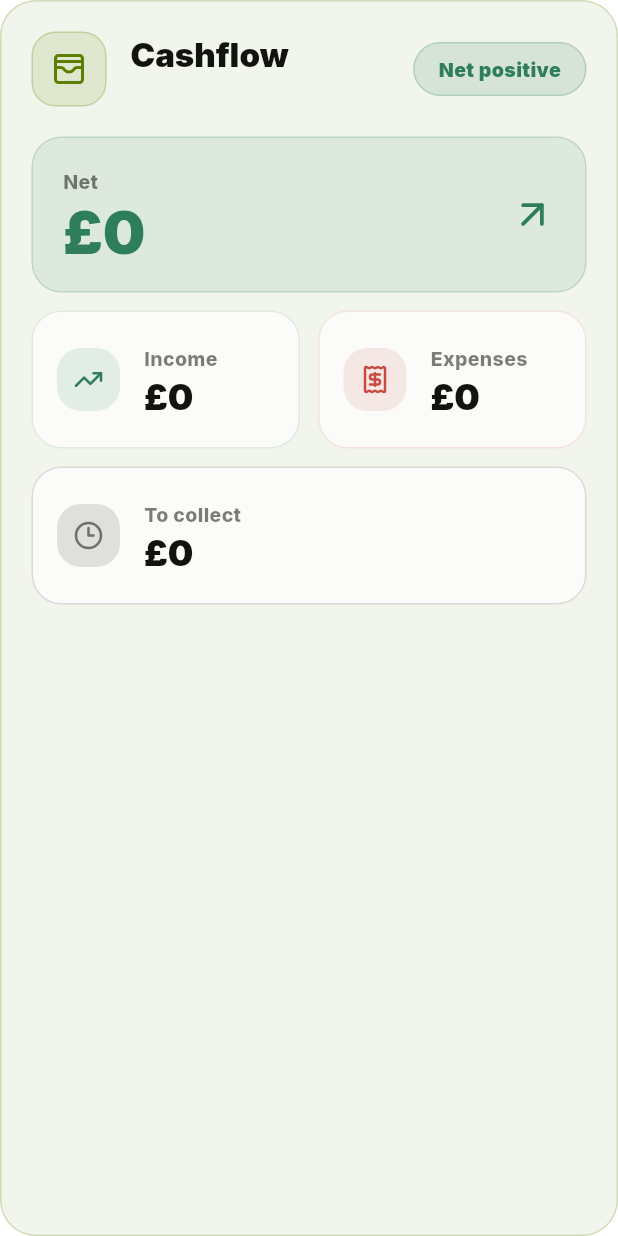
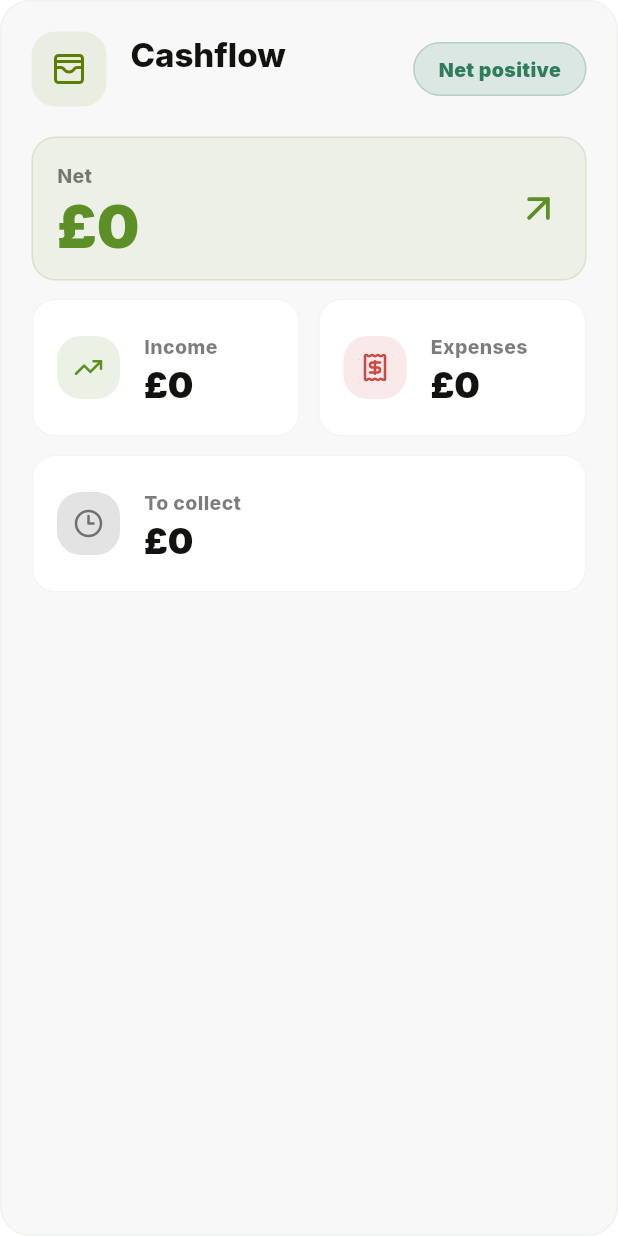
Before and after one commit to Slateapp789/Slate, a Flutter app: the MoneySnapshot widget shown alone on an empty page, opened directly with empty values, on a phone screen of 412 x 824 dp. Run offline on Flutter 3.47's test engine with Material 3 defaults, Android fonts, the phone set to English and light mode, and no system bars; our stand-ins replace flutter_riverpod, go_router, google_fonts, lucide_icons, supabase_flutter; accounts and stored records are empty; network calls fail; statements that could not run were skipped.

Commit message:
Calm money summary surfaces

```diff
--- a/lib/features/finance/finance_screen.dart
+++ b/lib/features/finance/finance_screen.dart
@@ -96,7 +96,7 @@
             ref.invalidate(dashboardRevenueProvider);
             ref.invalidate(clientCrmRecordsProvider);
           },
-          color: AppColors.green,
+          color: AppColors.accentPrimary,
           child: ListView(
             controller: _scrollController,
             padding: const EdgeInsets.fromLTRB(
--- a/lib/features/finance/widgets/money_summary_widgets.dart
+++ b/lib/features/finance/widgets/money_summary_widgets.dart
@@ -24,7 +24,8 @@
     return SlateSurface(
       padding: const EdgeInsets.all(6),
       radius: AppRadius.pill,
-      color: AppColors.bgInteract,
+      color: AppColors.t1.withValues(alpha: 0.028),
+      borderColor: AppColors.border.withValues(alpha: 0.54),
       child: Row(
         children: [
           _periodOption('Week', FinancePeriod.week),
@@ -46,11 +47,13 @@
           height: 36,
           alignment: Alignment.center,
           decoration: BoxDecoration(
-            color: active ? AppColors.bgRaised : Colors.transparent,
+            color: active
+                ? AppColors.accentPrimaryStrong.withValues(alpha: 0.34)
+                : Colors.transparent,
             borderRadius: BorderRadius.circular(AppRadius.pill),
             border: Border.all(
               color: active
-                  ? AppColors.t1.withValues(alpha: 0.08)
+                  ? AppColors.accentPrimaryStrong.withValues(alpha: 0.54)
                   : Colors.transparent,
             ),
           ),
@@ -60,7 +63,7 @@
             overflow: TextOverflow.ellipsis,
             style: TextStyle(
               fontSize: 12,
-              fontWeight: FontWeight.w900,
+              fontWeight: FontWeight.w800,
               color: active ? AppColors.t1 : AppColors.t3,
             ),
           ),
@@ -80,9 +83,9 @@
     final netPositive = summary.profit >= 0;
     return SlateSurface(
       padding: const EdgeInsets.all(AppSpacing.lg),
-      radius: AppRadius.xl,
-      color: AppColors.modFinance.withValues(alpha: 0.08),
-      borderColor: AppColors.modFinance.withValues(alpha: 0.22),
+      radius: AppRadius.lg,
+      color: AppColors.t1.withValues(alpha: 0.028),
+      borderColor: AppColors.border.withValues(alpha: 0.54),
       child: Column(
         crossAxisAlignment: CrossAxisAlignment.start,
         children: [
@@ -92,11 +95,8 @@
                 width: 50,
                 height: 50,
                 decoration: BoxDecoration(
-                  color: AppColors.modFinance.withValues(alpha: 0.12),
+                  color: AppColors.modFinance.withValues(alpha: 0.09),
                   borderRadius: BorderRadius.circular(AppRadius.md),
-                  border: Border.all(
-                    color: AppColors.modFinance.withValues(alpha: 0.22),
-                  ),
                 ),
                 child: const Icon(
                   LucideIcons.walletCards,
@@ -114,7 +114,7 @@
                       style: TextStyle(
                         color: AppColors.t1,
                         fontSize: 22,
-                        fontWeight: FontWeight.w900,
+                        fontWeight: FontWeight.w800,
                         letterSpacing: 0,
                       ),
                     ),
@@ -123,7 +123,7 @@
                       style: const TextStyle(
                         color: AppColors.t3,
                         fontSize: 14,
-                        fontWeight: FontWeight.w700,
+                        fontWeight: FontWeight.w600,
                       ),
                     ),
                   ],
@@ -157,15 +157,15 @@
           const SizedBox(height: AppSpacing.lg),
           Container(
             width: double.infinity,
-            padding: const EdgeInsets.all(AppSpacing.lg),
+            padding: const EdgeInsets.all(AppSpacing.md),
             decoration: BoxDecoration(
               color: netPositive
-                  ? AppColors.green.withValues(alpha: 0.10)
+                  ? AppColors.success.withValues(alpha: 0.08)
                   : AppColors.error.withValues(alpha: 0.08),
-              borderRadius: BorderRadius.circular(AppRadius.lg),
+              borderRadius: BorderRadius.circular(AppRadius.md),
               border: Border.all(
                 color: netPositive
-                    ? AppColors.green.withValues(alpha: 0.18)
+                    ? AppColors.success.withValues(alpha: 0.14)
                     : AppColors.error.withValues(alpha: 0.16),
               ),
             ),
@@ -176,14 +176,14 @@
                     label: 'Net',
                     value: summary.profit,
                     size: 40,
-                    color: netPositive ? AppColors.green : AppColors.error,
+                    color: netPositive ? AppColors.success : AppColors.error,
                   ),
                 ),
                 Icon(
                   netPositive
                       ? LucideIcons.arrowUpRight
                       : LucideIcons.arrowDownRight,
-                  color: netPositive ? AppColors.green : AppColors.error,
+                  color: netPositive ? AppColors.success : AppColors.error,
                   size: 30,
                 ),
               ],
@@ -197,7 +197,7 @@
                   icon: LucideIcons.trendingUp,
                   label: 'Income',
                   value: summary.paid,
-                  color: AppColors.green,
+                  color: AppColors.success,
                 ),
               ),
               const SizedBox(width: AppSpacing.sm),
@@ -291,9 +291,9 @@
       constraints: const BoxConstraints(minHeight: 92),
       padding: const EdgeInsets.all(AppSpacing.md),
       decoration: BoxDecoration(
-        color: AppColors.bgCard.withValues(alpha: 0.68),
-        borderRadius: BorderRadius.circular(AppRadius.lg),
-        border: Border.all(color: color.withValues(alpha: 0.14)),
+        color: AppColors.bg,
+        borderRadius: BorderRadius.circular(AppRadius.md),
+        border: Border.all(color: AppColors.border.withValues(alpha: 0.54)),
       ),
       child: Row(
         children: [
```
Also changed, not shown: lib/features/finance/finance_screen_widgets.dart (+19 -17 lines), lib/features/finance/widgets/payment_cards.dart (+20 -16 lines).
